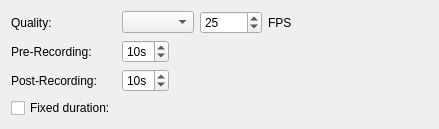
The window that vms/client/nx_vms_client_desktop/src/ui/widgets/business/recording_business_action_widget.ui (networkoptix/nx_open) describes before a commit, drawn with Qt 5.
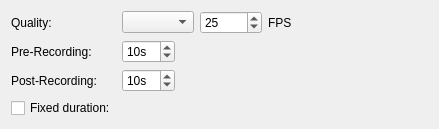
The same window after the commit. Custom widgets are drawn as their Qt base class.

Commit message: VMS-20611: Increase recording maximum for event actions

What changed in the file:
```diff
--- a/vms/client/nx_vms_client_desktop/src/ui/widgets/business/recording_business_action_widget.ui
+++ b/vms/client/nx_vms_client_desktop/src/ui/widgets/business/recording_business_action_widget.ui
@@ -7,7 +7,7 @@
     <x>0</x>
     <y>0</y>
     <width>439</width>
-    <height>117</height>
+    <height>128</height>
    </rect>
   </property>
   <property name="windowTitle">
@@ -55,6 +55,9 @@
        <property name="suffix">
         <string>s</string>
        </property>
+       <property name="maximum">
+        <number>600</number>
+       </property>
        <property name="value">
         <number>10</number>
        </property>
@@ -82,6 +85,9 @@
        <property name="suffix">
         <string>s</string>
        </property>
+       <property name="maximum">
+        <number>600</number>
+       </property>
        <property name="value">
         <number>10</number>
        </property>
```
The commit also changes 4 other files.
